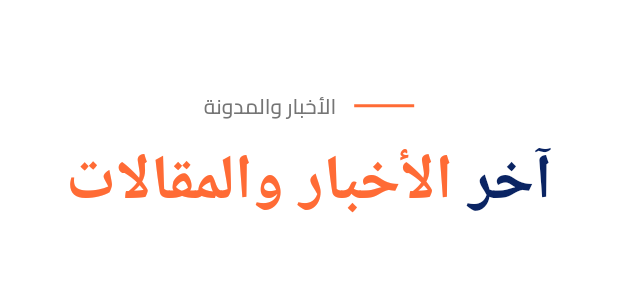
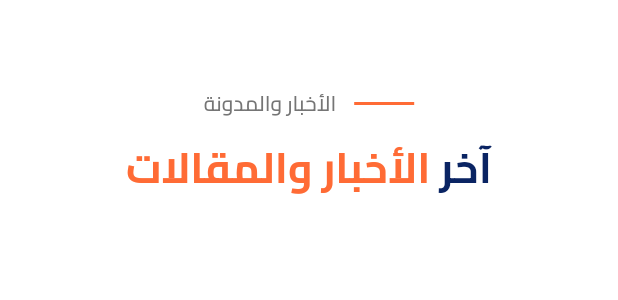
Before and after one commit to 24nse/web_esw, a Flutter app: the BlogPageHeader widget shown alone on an empty page, opened directly, on a phone screen of 412 x 824 dp. Shown: the top 300 px of the screen. Run offline on Flutter 3.47's test engine with Material 3 defaults, Android fonts, the phone set to English and light mode, and no system bars; network calls fail.

Commit message:
edit blog screen

```diff
--- a/lib/main.dart
+++ b/lib/main.dart
@@ -2,6 +2,7 @@ import 'package:flutter/material.dart';
 import 'package:flutter_localizations/flutter_localizations.dart';
 import 'package:web_site/common/constants/theme/app_typography.dart';
 import 'package:web_site/common/constants/theme/material_theme.dart';
+import 'package:web_site/presentation/views/pages/blogs/news_blog_page.dart';
 import 'package:web_site/presentation/views/sections/company/who_are_you_section.dart';
 import 'package:web_site/presentation/views/sections/home/header.dart';
 import 'package:web_site/presentation/views/sections/landing/completed_projects_section.dart';
@@ -16,6 +17,7 @@ import 'package:web_site/presentation/views/sections/landing/testimonials_sectio
 import 'package:web_site/presentation/views/sections/landing/why_choose_us_section.dart';
 import 'package:web_site/presentation/views/sections/marketing/services_section.dart';
 import 'package:web_site/presentation/views/pages/project_details/project_details_page.dart';
+import 'package:web_site/presentation/views/pages/blog_details/blog_details_page.dart';
 
 
 void main() {
@@ -46,6 +48,8 @@ class MyApp extends StatelessWidget {
       routes: {
         '/': (context) => const HomePage(),
         '/project-details': (context) => const ProjectDetailsPage(),
+        '/news-blog': (context) => const NewsBlogPage(),
+        '/blog-details': (context) => const BlogDetailsPage(),
       },
       debugShowCheckedModeBanner: false,
     );
--- a/lib/presentation/views/sections/blog/blog_page_header.dart
+++ b/lib/presentation/views/sections/blog/blog_page_header.dart
@@ -5,6 +5,8 @@ class BlogPageHeader extends StatelessWidget {
 
   @override
   Widget build(BuildContext context) {
+    final textTheme = Theme.of(context).textTheme;
+
     return Column(
       children: [
         const SizedBox(height: 60),
@@ -21,7 +23,7 @@ class BlogPageHeader extends StatelessWidget {
             const SizedBox(width: 12),
             Text(
               'الأخبار والمدونة',
-              style: TextStyle(
+              style: textTheme.headlineMedium?.copyWith(
                 fontSize: 14,
                 color: Colors.grey[600],
                 fontWeight: FontWeight.w500,
@@ -35,8 +37,8 @@ class BlogPageHeader extends StatelessWidget {
         // Main Title
         RichText(
           textAlign: TextAlign.center,
-          text: const TextSpan(
-            style: TextStyle(
+          text:  TextSpan(
+            style: textTheme.headlineMedium?.copyWith(
               fontSize: 42,
               fontWeight: FontWeight.bold,
               height: 1.2,
@@ -44,11 +46,11 @@ class BlogPageHeader extends StatelessWidget {
             children: [
               TextSpan(
                 text: 'آخر ',
-                style: TextStyle(color: Color(0xFF0A2463)),
+                style: textTheme.headlineMedium?.copyWith(color: Color(0xFF0A2463)),
               ),
               TextSpan(
                 text: 'الأخبار والمقالات',
-                style: TextStyle(color: Color(0xFFFF6B35)),
+                style: textTheme.headlineMedium?.copyWith(color: Color(0xFFFF6B35)),
               ),
             ],
           ),
--- a/lib/presentation/views/sections/home/header.dart
+++ b/lib/presentation/views/sections/home/header.dart
@@ -3,6 +3,8 @@ import 'package:web_site/common/constants/theme/tokens.dart';
 import 'package:web_site/presentation/views/pages/about/about_page.dart';
 import 'package:web_site/presentation/views/widgets/common/nav_item.dart';
 
+import '../../pages/blog_details/blog_details_page.dart';
+import '../../pages/blogs/news_blog_page.dart';
 import '../../pages/project_details/project_details_page.dart';
 
 class Header extends StatelessWidget implements PreferredSizeWidget {
@@ -64,7 +66,7 @@ class Header extends StatelessWidget implements PreferredSizeWidget {
               onTap: () {
                 Navigator.push(
                   context,
-                  MaterialPageRoute(builder: (context) =>  ProjectDetailsPage()),
+                  MaterialPageRoute(builder: (context) =>  BlogDetailsPage()),
                 );
               },
             ),
```
Also changed, not shown: lib/presentation/views/pages/blogs/news_blog_page.dart (renamed from lib/presentation/views/pages/news_blog_page.dart, +30 -15 lines).
